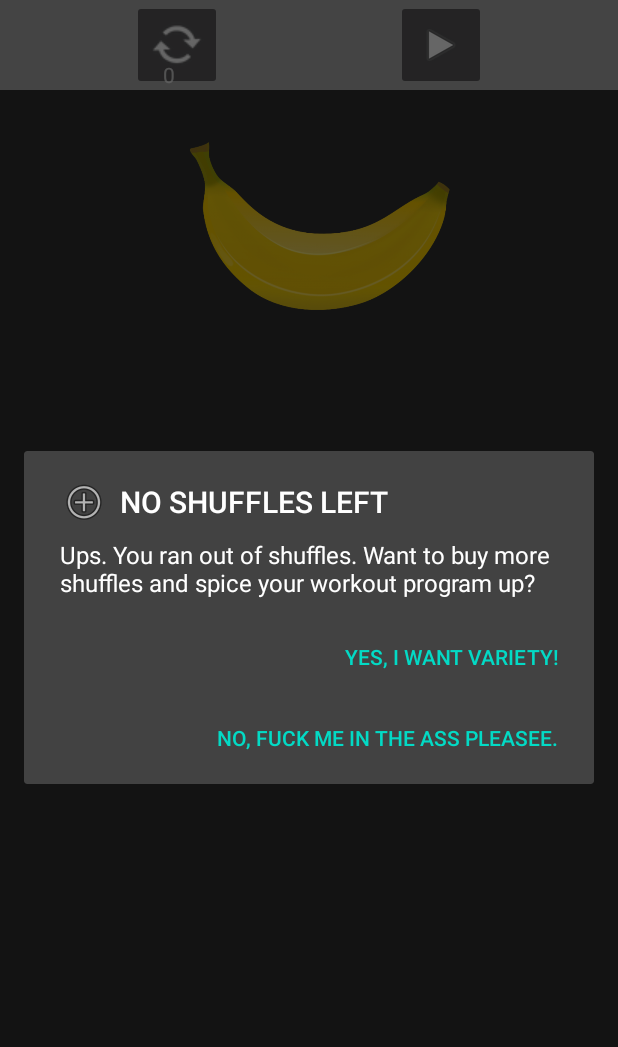
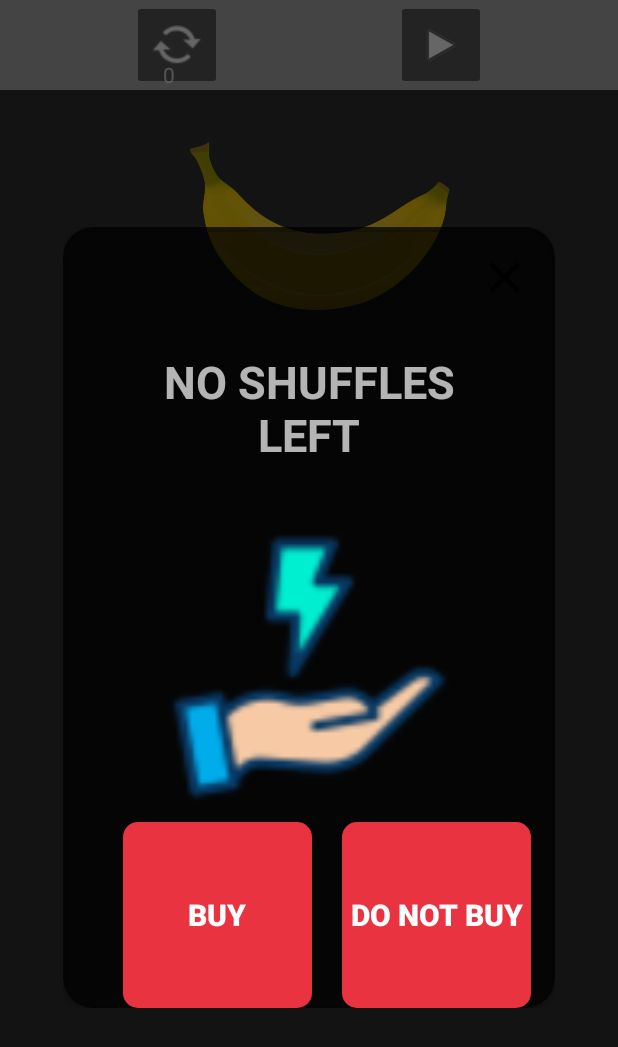
Before and after one commit to boraaltinok/30DayBelly, an Android app: the SelectedDaysProgram screen opened directly, with no data from a screen before it, after a tap on an icon or button, on a phone screen of 412 x 824 dp. Shown: the top 1047 px of the screen. Run offline under Robolectric (Android 15) with nearby library versions, the phone set to English and light mode, and no system bars; 5 statements that could not run were skipped.

Commit message:
bora / exercise countdowns **fixed bug : counter seperation **added : transparent countdowns **added : countdown pause / start **added : new buy shuffle dialog **added : new quit workout dialog **added : days total durations to each days card view

```diff
--- a/app/src/main/java/com/example/a30daybellytransformation/SelectedDaysProgram.java
+++ b/app/src/main/java/com/example/a30daybellytransformation/SelectedDaysProgram.java
@@ -6,10 +6,13 @@ import androidx.recyclerview.widget.LinearLayoutManager;
 import androidx.recyclerview.widget.RecyclerView;
 
 import android.app.AlertDialog;
+import android.app.Dialog;
 import android.content.Context;
 import android.content.DialogInterface;
 import android.content.Intent;
 import android.content.SharedPreferences;
+import android.graphics.Color;
+import android.graphics.drawable.ColorDrawable;
 import android.os.Build;
 import android.os.Bundle;
 import android.os.CountDownTimer;
@@ -44,6 +47,7 @@ public class SelectedDaysProgram extends AppCompatActivity {
 
     CountDownTimer timer;
     int exercisePosition = 0;
+    Dialog dialog, dialog_shf;
 
     selected_day_adapter.MyViewHolder holder;
 
@@ -65,6 +69,8 @@ public class SelectedDaysProgram extends AppCompatActivity {
         shuffleCount = (TextView)findViewById(R.id.tv_shuffleCount);
         doneCheck = (ImageView)findViewById(R.id.img_dayDone);
         img_currentExercise=(ImageView)findViewById(R.id.img_currentExercise);
+        dialog = new Dialog(this);
+        dialog_shf = new Dialog(this);
         selectedDayAdapter = new selected_day_adapter(this, user, day_of_month, exerciseImages);
         recyclerView.setAdapter(selectedDayAdapter);
         recyclerView.setLayoutManager(new LinearLayoutManager(this));
@@ -74,6 +80,7 @@ public class SelectedDaysProgram extends AppCompatActivity {
         recyclerView.setAnimation(animation);
         btn_pause.setVisibility(View.GONE);
         doneCheck.setVisibility(View.GONE);
+
 
         if(user.month.get(day_of_month - 1).dayDone == true)
         {
@@ -148,7 +155,9 @@ public class SelectedDaysProgram extends AppCompatActivity {
         if workout is interupted with back press ask the user if they want to leave or continue
          */
             btn_pause.performClick();
-            AlertDialog.Builder builder = new AlertDialog.Builder(SelectedDaysProgram.this);
+
+            openQuitWorkoutDialog();
+            /*AlertDialog.Builder builder = new AlertDialog.Builder(SelectedDaysProgram.this);
             builder.setTitle("DO YOU WANT TO STOP THE WORKOUT");
             builder.setIcon(android.R.drawable.ic_dialog_dialer);
             builder.setMessage("Do you want to stop the workout :(?");
@@ -166,7 +175,7 @@ public class SelectedDaysProgram extends AppCompatActivity {
                     btn_start.performClick();
                 }
             });
-            builder.show();
+            builder.show();*/
         }
 
     }
@@ -244,6 +253,8 @@ public class SelectedDaysProgram extends AppCompatActivity {
             public void onClick(View v) {
                 if(user.shuffles <= 0)
                 {
+                    openShuffleDialog();
+                    /*
                     AlertDialog.Builder builder = new AlertDialog.Builder(SelectedDaysProgram.this);
                     builder.setTitle("NO SHUFFLES LEFT");
                     builder.setIcon(android.R.drawable.ic_menu_add);
@@ -263,6 +274,7 @@ public class SelectedDaysProgram extends AppCompatActivity {
                         }
                     });
                     builder.show();
+                     */
                 }
                 if(user.getShuffles()>0) {
                     user.month.get(day_of_month-1).shuffleProgram();
@@ -282,6 +294,73 @@ public class SelectedDaysProgram extends AppCompatActivity {
                 }
             }
         });
+    }
+
+    private void openQuitWorkoutDialog()
+    {
+        dialog.setContentView(R.layout.stop_layout_dialog);
+        dialog.getWindow().setBackgroundDrawable(new ColorDrawable(Color.TRANSPARENT));
+        ImageView imageViewClose = dialog.findViewById(R.id.img_close);
+        Button btn_continue = dialog.findViewById(R.id.btn_continue);
+        Button btn_quit = dialog.findViewById(R.id.btn_quit);
+        imageViewClose.setOnClickListener(new View.OnClickListener() {
+            @Override
+            public void onClick(View v) {
+                dialog.dismiss();
+            }
+        });
+
+        btn_continue.setOnClickListener(new View.OnClickListener() {
+            @Override
+            public void onClick(View v) {
+                btn_start.performClick();
+                dialog.dismiss();
+
+            }
+        });
+
+        btn_quit.setOnClickListener(new View.OnClickListener() {
+            @Override
+            public void onClick(View v) {
+                Intent intent = new Intent(getApplicationContext(), program_main.class);
+                startActivity(intent);
+                dialog.dismiss();
+            }
+        });
+        dialog.show();
+    }
+
+    private void openShuffleDialog()
+    {
+        dialog.setContentView(R.layout.shuffle_layout_dialog);
+        dialog.getWindow().setBackgroundDrawable(new ColorDrawable(Color.TRANSPARENT));
+        ImageView imageViewClose = dialog.findViewById(R.id.img_close);
+        Button btn_buy = dialog.findViewById(R.id.btn_buy);
+        Button btn_dontBuy = dialog.findViewById(R.id.btn_dontBuy);
+
+        imageViewClose.setOnClickListener(new View.OnClickListener() {
+            @Override
+            public void onClick(View v) {
+                dialog.dismiss();
+            }
+        });
+
+        btn_buy.setOnClickListener(new View.OnClickListener() {
+            @Override
+            public void onClick(View v) {
+                user.setShuffles(user.shuffles + 2);
+                updateShuffleCountText();
+                dialog.dismiss();
+            }
+        });
+
+        btn_dontBuy.setOnClickListener(new View.OnClickListener() {
+            @Override
+            public void onClick(View v) {
+                dialog.dismiss();
+            }
+        });
+        dialog.show();
     }
 
     private void createImages(){
--- a/app/src/main/java/com/example/a30daybellytransformation/selected_day_adapter.java
+++ b/app/src/main/java/com/example/a30daybellytransformation/selected_day_adapter.java
@@ -51,9 +51,9 @@ public class selected_day_adapter extends RecyclerView.Adapter<selected_day_adap
     {
 
 
-            pb.setMax(user.month.get(day_of_month - 1).exerciseProgramList.get(exercisePosition).getDuration());
+            pb.setMax(user.month.get(day_of_month - 1).exerciseProgramList.get(exercisePosition).getDuration()* 10 * 2);// to avoid lag
             holder.currentExerciseDuration = user.month.get(day_of_month - 1).exerciseProgramList.get(exercisePosition).getLeftDuration();
-            holder.timer =  new CountDownTimer(holder.currentExerciseDuration, 1000) {
+            holder.timer =  new CountDownTimer(holder.currentExerciseDuration, 50) {
             @Override
             public void onTick(long millisUntilFinished) {
                 if(holder.timer_counter == pb.getMax())
--- /dev/null
+++ b/app/src/main/res/drawable/close_btn_background.xml
@@ -0,0 +1,11 @@
+<?xml version="1.0" encoding="utf-8"?>
+<selector xmlns:android="http://schemas.android.com/apk/res/android">
+<item>
+    <shape>
+        <solid android:color="@color/icon_red_color"/>
+        <corners android:radius="10dp"/>
+
+
+    </shape>
+</item>
+</selector>
--- /dev/null
+++ b/app/src/main/res/drawable/ic_close.xml
@@ -0,0 +1,4 @@
+<vector android:height="35dp" android:viewportHeight="24.0"
+    android:viewportWidth="24.0" android:width="35dp" xmlns:android="http://schemas.android.com/apk/res/android">
+    <path android:fillColor="#FF000000" android:pathData="M19,6.41L17.59,5 12,10.59 6.41,5 5,6.41 10.59,12 5,17.59 6.41,19 12,13.41 17.59,19 19,17.59 13.41,12z"/>
+</vector>
--- /dev/null
+++ b/app/src/main/res/layout/shuffle_layout_dialog.xml
@@ -0,0 +1,89 @@
+<?xml version="1.0" encoding="utf-8"?>
+<androidx.constraintlayout.widget.ConstraintLayout xmlns:android="http://schemas.android.com/apk/res/android"
+    xmlns:app="http://schemas.android.com/apk/res-auto"
+    xmlns:tools="http://schemas.android.com/tools"
+    android:layout_width="wrap_content"
+    android:layout_height="wrap_content"
+    android:layout_gravity="center">
+
+    <androidx.cardview.widget.CardView
+        android:layout_width="match_parent"
+        android:layout_height="match_parent"
+        app:cardBackgroundColor="@color/opaque_background"
+        app:cardCornerRadius="20dp"
+        tools:layout_editor_absoluteY="-15dp">
+
+        <androidx.constraintlayout.widget.ConstraintLayout
+            android:layout_width="match_parent"
+            android:layout_height="match_parent">
+
+
+            <ImageView
+                android:id="@+id/img_close"
+                android:layout_width="wrap_content"
+                android:layout_height="wrap_content"
+                android:layout_marginTop="16dp"
+                android:layout_marginEnd="16dp"
+                android:layout_marginRight="16dp"
+                app:layout_constraintEnd_toEndOf="parent"
+                app:layout_constraintTop_toTopOf="parent"
+                app:srcCompat="@drawable/ic_close" />
+
+            <TextView
+                android:id="@+id/text_alert"
+                android:layout_width="267dp"
+                android:layout_height="139dp"
+                android:gravity="center"
+                android:text="NO SHUFFLES LEFT"
+                android:textSize="30sp"
+                android:textStyle="bold"
+                app:layout_constraintEnd_toEndOf="parent"
+                app:layout_constraintStart_toStartOf="parent"
+                app:layout_constraintTop_toBottomOf="@+id/img_close" />
+
+            <Button
+                android:id="@+id/btn_dontBuy"
+                android:layout_width="126dp"
+                android:layout_height="124dp"
+                android:layout_marginEnd="16dp"
+                android:layout_marginRight="16dp"
+                android:background="@drawable/close_btn_background"
+                android:text="DO NOT BUY"
+                android:textSize="20sp"
+                android:textStyle="bold"
+                app:layout_constraintBottom_toBottomOf="parent"
+                app:layout_constraintEnd_toEndOf="parent"
+                app:layout_constraintTop_toBottomOf="@+id/icon_buyShuffles"
+                app:layout_constraintVertical_bias="0.0" />
+
+            <Button
+                android:id="@+id/btn_buy"
+                android:layout_width="126dp"
+                android:layout_height="124dp"
+                android:layout_marginStart="40dp"
+                android:layout_marginLeft="40dp"
+                android:layout_marginEnd="20dp"
+                android:layout_marginRight="20dp"
+                android:background="@drawable/close_btn_background"
+                android:text="BUY"
+                android:textSize="20sp"
+                android:textStyle="bold"
+                app:layout_constraintBottom_toBottomOf="parent"
+                app:layout_constraintEnd_toStartOf="@+id/btn_dontBuy"
+                app:layout_constraintHorizontal_bias="0.084"
+                app:layout_constraintStart_toStartOf="parent"
+                app:layout_constraintTop_toBottomOf="@+id/icon_buyShuffles"
+                app:layout_constraintVertical_bias="0.17" />
+
+            <ImageView
+                android:id="@+id/icon_buyShuffles"
+                android:layout_width="239dp"
+                android:layout_height="206dp"
+                app:layout_constraintEnd_toEndOf="parent"
+                app:layout_constraintStart_toStartOf="parent"
+                app:layout_constraintTop_toBottomOf="@+id/text_alert"
+                app:srcCompat="@drawable/icon_shuffle_energy" />
+        </androidx.constraintlayout.widget.ConstraintLayout>
+    </androidx.cardview.widget.CardView>
+
+</androidx.constraintlayout.widget.ConstraintLayout>
--- a/app/src/main/res/values/colors.xml
+++ b/app/src/main/res/values/colors.xml
@@ -8,4 +8,6 @@
     <color name="countdown_progress_color">#FF8E85</color>
     <color name="progress_background_color">#FDFCFC</color>
     <color name="progress_color">#E8E2E2</color>
+    <color name="icon_red_color">#EA3341</color>
+    <color name="opaque_background">#B5000000</color>
 </resources>
```
Also changed, not shown: app/src/main/java/com/example/a30daybellytransformation/MyAdapter.java (+21 -2 lines), app/src/main/res/layout/my_row.xml (+34 -3 lines), app/src/main/res/layout/stop_layout_dialog.xml (added, +88 -0 lines), app/src/main/res/drawable/icon_cancel.png (added), app/src/main/res/drawable/icon_duration.png (added), app/src/main/res/drawable/icon_shuffle_energy.png (added).
